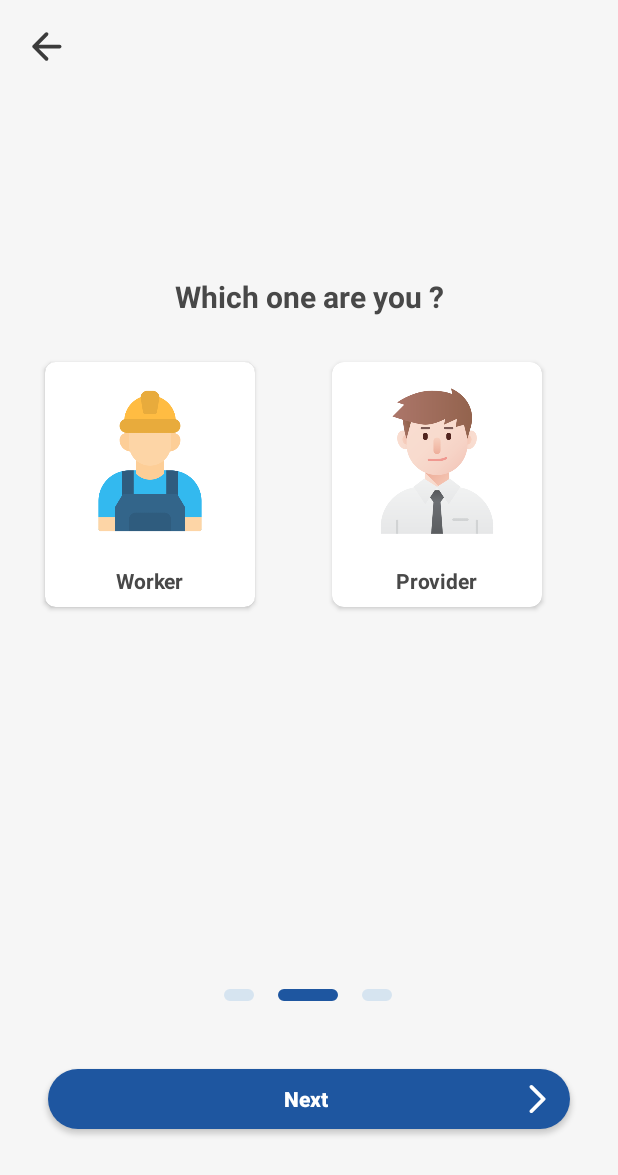
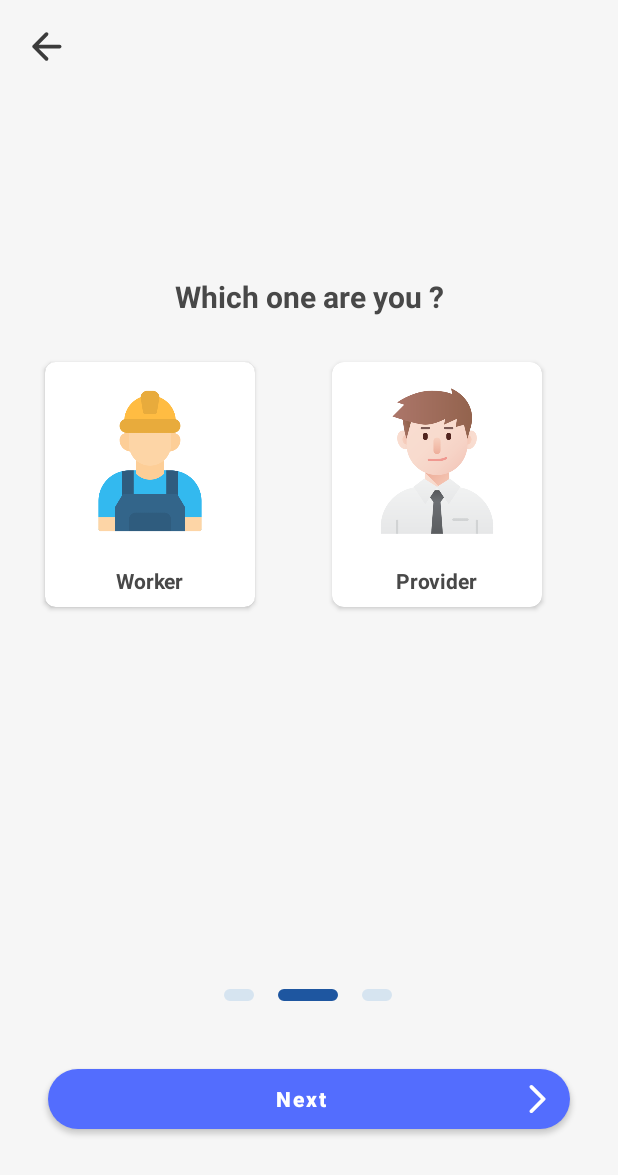
Before and after one commit to thegr8manef/Depanini, an Android app: the UserTypeActivity screen opened directly, with no data from a screen before it, on a phone screen of 412 x 824 dp. Shown: the top 1175 px of the screen. Run offline under Robolectric (Android 15) with nearby library versions, the phone set to English and light mode, and no system bars; our stand-ins replace Firebase (no records; nobody signed in at launch, a user with empty details on screens opened directly); 3 statements that could not run were skipped.

Commit message:
bugfix() : fix theme bug - fixing app theme with adding MaterialComponents in parant stayle bugfix #bugfix/upload_image

```diff
--- a/app/src/main/res/values/themes.xml
+++ b/app/src/main/res/values/themes.xml
@@ -1,6 +1,6 @@
 <resources xmlns:tools="http://schemas.android.com/tools">
     <!-- Base application theme. -->
-    <style name="Theme.Depanin" parent="Theme.AppCompat.Light.NoActionBar">
+    <style name="Theme.Depanin" parent="Theme.MaterialComponents.Light.NoActionBar">
         <!-- Primary brand color. -->
         <item name="colorPrimary">@color/purple_500</item>
         <item name="colorPrimaryVariant">@color/purple_700</item>
```
